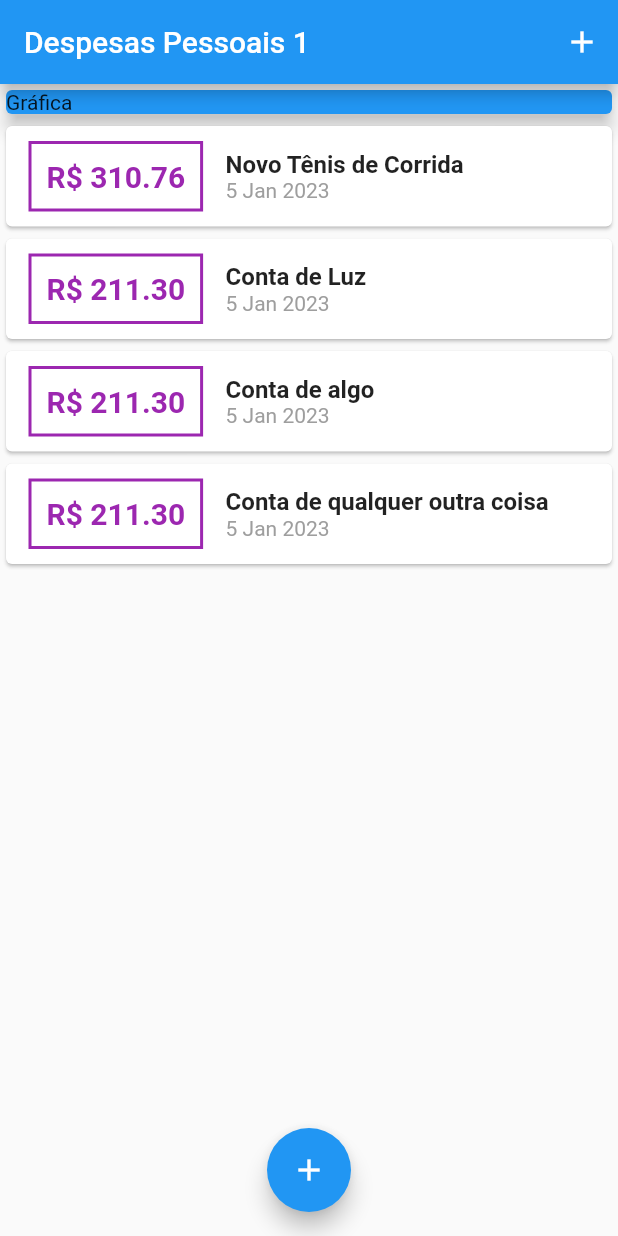
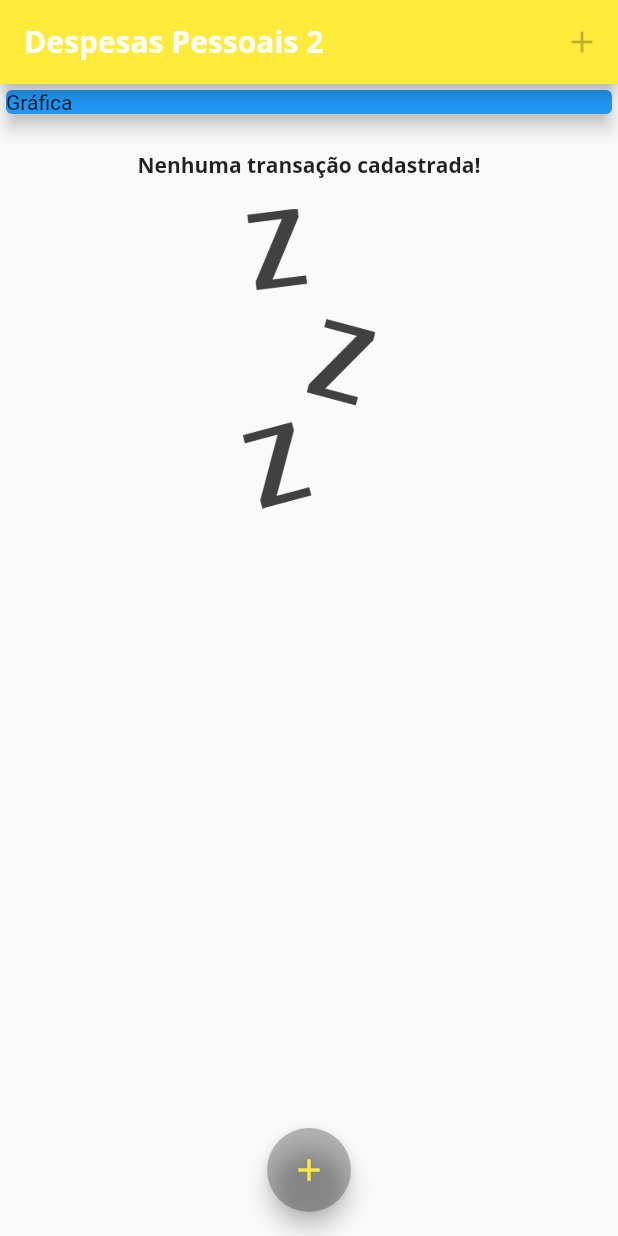
Before and after one commit to alanmrochadeveloper/flutter-expenses, a Flutter app: the screen it shows after launch, on a phone screen of 412 x 824 dp. Run offline on Flutter 3.47's test engine with Material 2 defaults, Android fonts, the phone set to English and light mode, and no system bars.

Commit message:
feat: adiciona teme na aplicação

```diff
--- a/lib/components/transaction_list.dart
+++ b/lib/components/transaction_list.dart
@@ -12,7 +12,30 @@ class TransactionList extends StatelessWidget {
   Widget build(BuildContext context) {
     return Container(
       height: 300,
-        child: ListView.builder( // com esse recurso aqui, a construção da lista é dinâmica, e vai construindo a view de vários elemento conforme o usuário vai rolando a lista pra baixa.
+      child: _transactions.isEmpty
+          ? Column(
+              children: [
+                SizedBox(
+                  height: 20,
+                ),
+                Text(
+                  'Nenhuma transação cadastrada!',
+                  style: Theme.of(context).textTheme.titleMedium,
+                ),
+                SizedBox(
+                  height: 20,
+                ),
+                Container(
+                  height: 200,
+                  child: Image.asset(
+                    'assets/images/waiting.png',
+                    fit: BoxFit.cover,
+                  ),
+                )
+              ],
+            )
+          : ListView.builder(
+              // com esse recurso aqui, a construção da lista é dinâmica, e vai construindo a view de vários elemento conforme o usuário vai rolando a lista pra baixa.
               itemCount: _transactions.length,
               itemBuilder: (ctx, index) {
                 final transaction = _transactions[index];
@@ -24,7 +47,7 @@ class TransactionList extends StatelessWidget {
                             horizontal: 15, vertical: 10),
                         decoration: BoxDecoration(
                           border: Border.all(
-                        color: Colors.purple,
+                            color: Theme.of(context).colorScheme.primary,
                             width: 2,
                           ),
                         ),
@@ -34,7 +57,7 @@ class TransactionList extends StatelessWidget {
                           style: TextStyle(
                             fontWeight: FontWeight.bold,
                             fontSize: 20,
-                        color: Colors.purple,
+                            color: Theme.of(context).colorScheme.primary,
                           ),
                         ),
                       ),
@@ -42,10 +65,7 @@ class TransactionList extends StatelessWidget {
                         children: [
                           Text(
                             transaction.title,
-                        style: TextStyle(
-                          fontWeight: FontWeight.bold,
-                          fontSize: 16,
-                        ),
+                            style: Theme.of(context).textTheme.titleMedium,
                           ),
                           Text(
                             DateFormat('d MMM y').format(transaction.date),
@@ -58,6 +78,7 @@ class TransactionList extends StatelessWidget {
                   ),
                 );
               },
-        ),);
+            ),
+    );
   }
 }
--- a/lib/main.dart
+++ b/lib/main.dart
@@ -14,7 +14,38 @@ class ExpensesApp extends StatelessWidget {
 
   @override
   Widget build(BuildContext context) {
-    return MaterialApp(home: HomePage());
+    return MaterialApp(
+      home: HomePage(),
+      theme: ThemeData(
+          // primarySwatch: Colors.green,
+          colorScheme: const ColorScheme(
+              brightness: Brightness.light,
+              primary: Colors.yellow,
+              onPrimary: Colors.black26,
+              secondary: Colors.black26,
+              onSecondary: Colors.yellow,
+              error: Colors.red,
+              onError: Colors.red,
+              background: Colors.transparent,
+              onBackground: Colors.red,
+              surface: Colors.blue,
+              onSurface: Colors.blue),
+          textTheme: ThemeData.light().textTheme.copyWith(
+                titleMedium: const TextStyle(
+                  fontFamily: 'OpenSans',
+                  fontSize: 14,
+                  fontWeight: FontWeight.bold,
+                ),
+              ),
+          appBarTheme: const AppBarTheme(
+            titleTextStyle: TextStyle(
+              fontFamily: 'OpenSans',
+              fontSize: 20,
+              fontWeight: FontWeight.bold,
+            ),
+          ),
+          fontFamily: 'Quicksand'),
+    );
   }
 }
 
@@ -26,66 +57,33 @@ class HomePage extends StatefulWidget {
 }
 
 class _HomePageState extends State<HomePage> {
-  final _transactions = [
-    Transaction(
-        id: 't1',
-        title: 'Novo Tênis de Corrida',
-        value: 310.76,
-        date: DateTime.now()),
-    Transaction(
-      id: 't2',
-      title: 'Conta de Luz',
-      value: 211.30,
-      date: DateTime.now(),
-    ),
-    Transaction(
-      id: 't3',
-      title: 'Conta de algo',
-      value: 211.30,
-      date: DateTime.now(),
-    ),
-    Transaction(
-      id: 't4',
-      title: 'Conta de qualquer outra coisa',
-      value: 211.30,
-      date: DateTime.now(),
-    ),
-    Transaction(
-      id: 't5',
-      title: 'Conta de qualquer coisa 2',
-      value: 211.30,
-      date: DateTime.now(),
-    ),
+  final List<Transaction> _transactions = [
+    // Transaction(
+    //     id: 't1',
+    //     title: 'Novo Tênis de Corrida',
+    //     value: 310.76,
+    //     date: DateTime.now()),
+    // Transaction(
+    //   id: 't2',
+    //   title: 'Conta de Luz',
+    //   value: 211.30,
+    //   date: DateTime.now(),
+    // ),
+    // Transaction(
+    //   id: 't3',
+    //   title: 'Conta de algo',
+    //   value: 211.30,
+    //   date: DateTime.now(),
+    // ),
   ];
-
-  _addTransaction(String title, double value) {
-    final newTransaction = Transaction(
-      id: Random().nextDouble().toString(),
-      title: title,
-      value: value,
-      date: DateTime.now(),
-    );
-
-    setState(() {
-      _transactions.add(newTransaction);
-    });
-
-    Navigator.of(context).pop();
-  }
-
-  _openTransactionFormModal(BuildContext context) {
-    showModalBottomSheet(
-        context: context,
-        builder: (_) {
-          return TransactionForm(_addTransaction);
-        });
-  }
 
   @override
   Widget build(BuildContext context) {
     return Scaffold(
       appBar: AppBar(
-        title: const Text('Despesas Pessoais 1'),
+        title: const Text(
+          'Despesas Pessoais 2',
+        ),
         actions: [
           IconButton(
               onPressed: () {
@@ -119,4 +117,27 @@ class _HomePageState extends State<HomePage> {
       floatingActionButtonLocation: FloatingActionButtonLocation.centerFloat,
     );
   }
+
+  _addTransaction(String title, double value) {
+    final newTransaction = Transaction(
+      id: Random().nextDouble().toString(),
+      title: title,
+      value: value,
+      date: DateTime.now(),
+    );
+
+    setState(() {
+      _transactions.add(newTransaction);
+    });
+
+    Navigator.of(context).pop();
+  }
+
+  _openTransactionFormModal(BuildContext context) {
+    showModalBottomSheet(
+        context: context,
+        builder: (_) {
+          return TransactionForm(_addTransaction);
+        });
+  }
 }
```
Also changed, not shown: pubspec.yaml (+13 -8 lines), assets/fonts/OpenSans-Bold.ttf (added), assets/fonts/OpenSans-Regular.ttf (added), assets/fonts/Quicksand-Bold.ttf (added), assets/fonts/Quicksand-Light.ttf (added), assets/fonts/Quicksand-Medium.ttf (added), assets/fonts/Quicksand-Regular.ttf (added), assets/images/waiting.png (added). Lines whose indentation alone changed are shown as unchanged.
